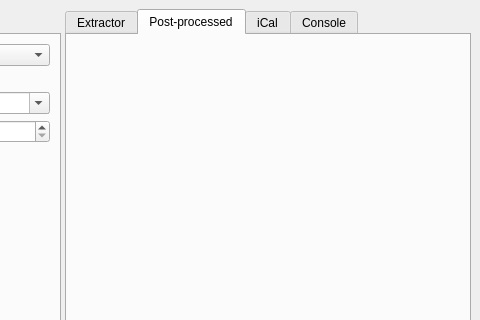
First picture: the form in src/mainwindow.ui, repository KDE/kitinerary-workbench, before the edit; both pictures show x 501 to 981 and y 0 to 320 of the 981 by 689 pixel window.
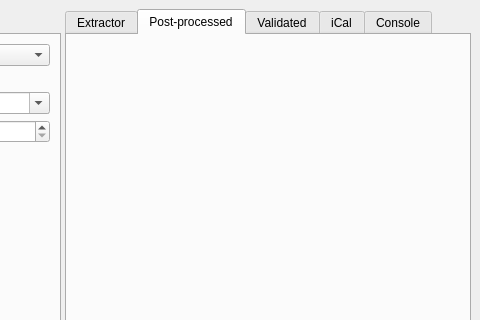
Second picture: the form after the edit. The open tabs and pages were chosen to show the change. Icons and pictures are not drawn. Custom widgets are drawn as their Qt base class.

Commit message: Show validation results separately, now that we have access to that

```diff
--- a/src/mainwindow.ui
+++ b/src/mainwindow.ui
@@ -265,6 +265,11 @@
          <string>Post-processed</string>
         </attribute>
        </widget>
+       <widget class="QWidget" name="validatedTab">
+        <attribute name="title">
+         <string>Validated</string>
+        </attribute>
+       </widget>
        <widget class="QWidget" name="icalTab">
         <attribute name="title">
          <string>iCal</string>
```
Left out of the diff: 2 changed lines with no effect on the pictures. The commit also changes 2 other files.
